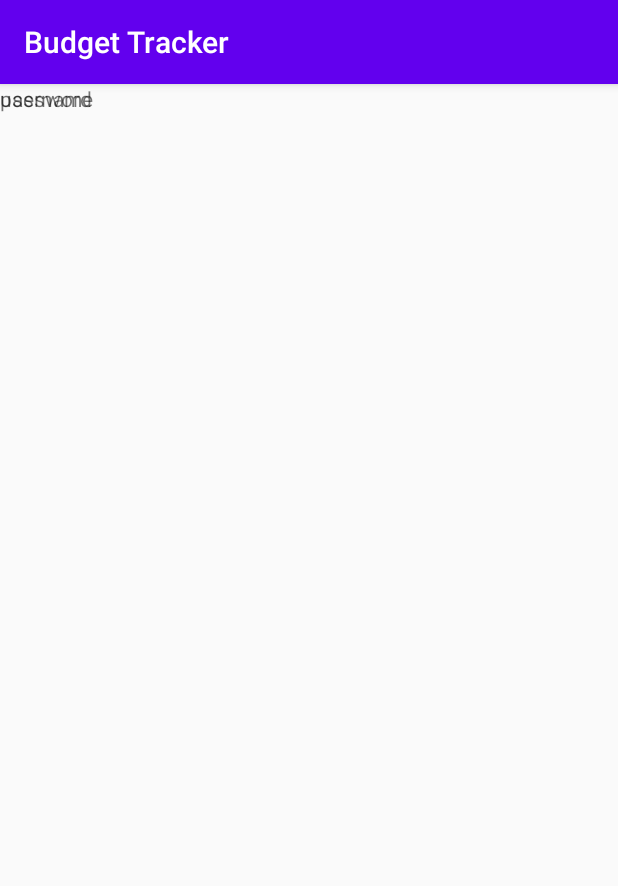
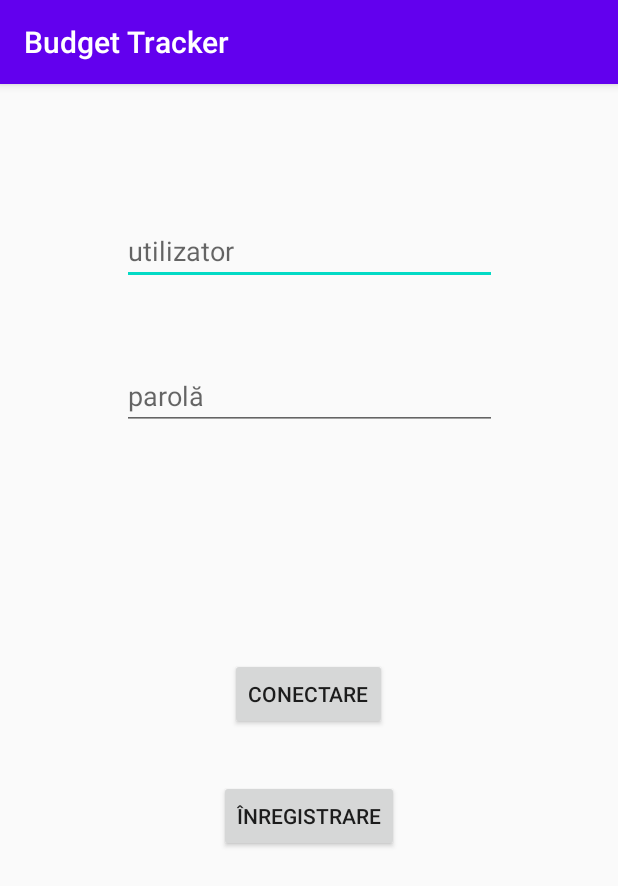
Before and after one commit to mihaiLambru/Budget-Tracker, an Android app: the screen it shows after launch (MainActivity before the commit, LogInActivity after it), on a phone screen of 412 x 824 dp. Shown: the top 886 px of the screen. Run offline under Robolectric (Android 15) with nearby library versions, the phone set to English and light mode, and no system bars.

Commit message:
Am facut activitatea login si register si trecerea de la login la register

```diff
--- a/app/src/main/AndroidManifest.xml
+++ b/app/src/main/AndroidManifest.xml
@@ -9,7 +9,8 @@
         android:roundIcon="@mipmap/ic_launcher_round"
         android:supportsRtl="true"
         android:theme="@style/AppTheme">
-        <activity android:name=".MainActivity">
+        <activity android:name=".RegisterActivity"></activity>
+        <activity android:name=".LogInActivity">
             <intent-filter>
                 <action android:name="android.intent.action.MAIN" />
 
--- /dev/null
+++ b/app/src/main/java/com/example/budgettracker/LogInActivity.java
@@ -0,0 +1,28 @@
+package com.example.budgettracker;
+
+import androidx.appcompat.app.AppCompatActivity;
+
+import android.content.Intent;
+import android.os.Bundle;
+import android.view.View;
+import android.widget.EditText;
+
+public class LogInActivity extends AppCompatActivity {
+
+    private final int reqCodeRegisterActivity=101;
+
+    @Override
+    protected void onCreate(Bundle savedInstanceState) {
+        super.onCreate(savedInstanceState);
+        setContentView(R.layout.activity_login);
+    }
+
+    public void inregistrateBtn(View view) {
+        Intent intent=new Intent(getApplicationContext(),RegisterActivity.class);
+        EditText etUser=findViewById(R.id.loginUsername);
+        EditText etPass=findViewById(R.id.loginPassword);
+        intent.putExtra("user",etUser.getText().toString());
+        intent.putExtra("parola",etPass.getText().toString());
+        startActivityForResult(intent, reqCodeRegisterActivity);
+    }
+}
--- a/app/src/main/java/com/example/budgettracker/MainActivity.java
+++ b/app/src/main/java/com/example/budgettracker/RegisterActivity.java
@@ -4,11 +4,11 @@ import androidx.appcompat.app.AppCompatActivity;
 
 import android.os.Bundle;
 
-public class MainActivity extends AppCompatActivity {
+public class RegisterActivity extends AppCompatActivity {
 
     @Override
     protected void onCreate(Bundle savedInstanceState) {
         super.onCreate(savedInstanceState);
-        setContentView(R.layout.activity_main);
+        setContentView(R.layout.activity_register);
     }
 }
--- /dev/null
+++ b/app/src/main/res/layout/activity_login.xml
@@ -0,0 +1,60 @@
+<?xml version="1.0" encoding="utf-8"?>
+<androidx.constraintlayout.widget.ConstraintLayout xmlns:android="http://schemas.android.com/apk/res/android"
+    xmlns:app="http://schemas.android.com/apk/res-auto"
+    xmlns:tools="http://schemas.android.com/tools"
+    android:layout_width="match_parent"
+    android:layout_height="match_parent"
+    tools:context=".LogInActivity">
+
+    <Button
+        android:id="@+id/button"
+        android:layout_width="wrap_content"
+        android:layout_height="wrap_content"
+        android:text="@string/conectareButton"
+        app:layout_constraintBottom_toBottomOf="parent"
+        app:layout_constraintEnd_toEndOf="@+id/loginPassword"
+        app:layout_constraintHorizontal_bias="0.496"
+        app:layout_constraintStart_toStartOf="@+id/loginPassword"
+        app:layout_constraintTop_toBottomOf="@+id/loginPassword"
+        app:layout_constraintVertical_bias="0.31" />
+
+    <Button
+        android:id="@+id/button2"
+        android:layout_width="wrap_content"
+        android:layout_height="wrap_content"
+        android:onClick="inregistrateBtn"
+        android:text="@string/inregButton"
+        app:layout_constraintBottom_toBottomOf="parent"
+        app:layout_constraintEnd_toEndOf="@+id/button"
+        app:layout_constraintStart_toStartOf="@+id/button"
+        app:layout_constraintTop_toBottomOf="@+id/button"
+        app:layout_constraintVertical_bias="0.115" />
+
+    <EditText
+        android:id="@+id/loginUsername"
+        android:layout_width="250dp"
+        android:layout_height="wrap_content"
+        android:ems="10"
+        android:hint="@string/userNameText"
+        android:inputType="textPersonName"
+        app:layout_constraintBottom_toBottomOf="parent"
+        app:layout_constraintEnd_toEndOf="parent"
+        app:layout_constraintHorizontal_bias="0.502"
+        app:layout_constraintStart_toStartOf="parent"
+        app:layout_constraintTop_toTopOf="parent"
+        app:layout_constraintVertical_bias="0.123" />
+
+    <EditText
+        android:id="@+id/loginPassword"
+        android:layout_width="250dp"
+        android:layout_height="wrap_content"
+        android:ems="10"
+        android:hint="@string/passText"
+        android:inputType="textPersonName"
+        app:layout_constraintBottom_toBottomOf="parent"
+        app:layout_constraintEnd_toEndOf="@+id/loginUsername"
+        app:layout_constraintHorizontal_bias="0.0"
+        app:layout_constraintStart_toStartOf="@+id/loginUsername"
+        app:layout_constraintTop_toBottomOf="@+id/loginUsername"
+        app:layout_constraintVertical_bias="0.087" />
+</androidx.constraintlayout.widget.ConstraintLayout>
--- a/app/src/main/res/layout/activity_main.xml
+++ /dev/null
@@ -1,24 +0,0 @@
-<?xml version="1.0" encoding="utf-8"?>
-<androidx.constraintlayout.widget.ConstraintLayout xmlns:android="http://schemas.android.com/apk/res/android"
-    xmlns:app="http://schemas.android.com/apk/res-auto"
-    xmlns:tools="http://schemas.android.com/tools"
-    android:layout_width="match_parent"
-    android:layout_height="match_parent"
-    tools:context=".MainActivity">
-
-    <TextView
-        android:id="@+id/textView"
-        android:layout_width="wrap_content"
-        android:layout_height="wrap_content"
-        android:text="@string/userNameText"
-        tools:layout_editor_absoluteX="117dp"
-        tools:layout_editor_absoluteY="157dp" />
-
-    <TextView
-        android:id="@+id/textView2"
-        android:layout_width="wrap_content"
-        android:layout_height="wrap_content"
-        android:text="@string/passText"
-        tools:layout_editor_absoluteX="126dp"
-        tools:layout_editor_absoluteY="240dp" />
-</androidx.constraintlayout.widget.ConstraintLayout>
--- /dev/null
+++ b/app/src/main/res/layout/activity_register.xml
@@ -0,0 +1,9 @@
+<?xml version="1.0" encoding="utf-8"?>
+<androidx.constraintlayout.widget.ConstraintLayout xmlns:android="http://schemas.android.com/apk/res/android"
+    xmlns:app="http://schemas.android.com/apk/res-auto"
+    xmlns:tools="http://schemas.android.com/tools"
+    android:layout_width="match_parent"
+    android:layout_height="match_parent"
+    tools:context=".RegisterActivity">
+
+</androidx.constraintlayout.widget.ConstraintLayout>
--- a/app/src/main/res/values/strings.xml
+++ b/app/src/main/res/values/strings.xml
@@ -1,5 +1,7 @@
 <resources>
     <string name="app_name">Budget Tracker</string>
-    <string name="userNameText">username</string>
-    <string name="passText">password</string>
+    <string name="userNameText">utilizator</string>
+    <string name="passText">parolă</string>
+    <string name="conectareButton">Conectare</string>
+    <string name="inregButton">ÎNREGISTRARE</string>
 </resources>
```
